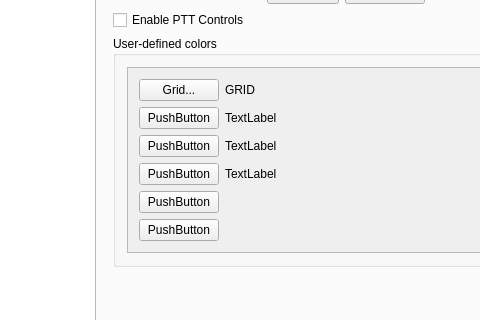
The window that wfmain.ui (adecarolis/wfweb) describes before a commit, drawn with Qt 5; both pictures show x 88 to 568 and y 165 to 485 of the 1032 by 569 pixel window.
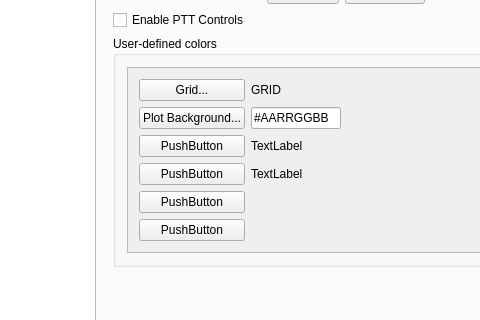
The same window after the commit. Custom widgets are drawn as their Qt base class.

Commit message: Added line input to color functions

What changed in the file:
```diff
--- a/wfmain.ui
+++ b/wfmain.ui
@@ -3135,13 +3135,6 @@
                        </property>
                       </widget>
                      </item>
-                     <item row="1" column="1">
-                      <widget class="QLabel" name="label_44">
-                       <property name="text">
-                        <string>TextLabel</string>
-                       </property>
-                      </widget>
-                     </item>
                      <item row="3" column="1">
                       <widget class="QLabel" name="label_46">
                        <property name="text">
@@ -3166,7 +3159,7 @@
                      <item row="1" column="0">
                       <widget class="QPushButton" name="pushButton_5">
                        <property name="text">
-                        <string>PushButton</string>
+                        <string>Plot Background...</string>
                        </property>
                       </widget>
                      </item>
@@ -3207,6 +3200,22 @@
                        </property>
                       </widget>
                      </item>
+                     <item row="1" column="1">
+                      <widget class="QLineEdit" name="colorLinePlotBackground">
+                       <property name="maximumSize">
+                        <size>
+                         <width>90</width>
+                         <height>16777215</height>
+                        </size>
+                       </property>
+                       <property name="text">
+                        <string>#AARRGGBB</string>
+                       </property>
+                      </widget>
+                     </item>
+                     <item row="1" column="2">
+                      <widget class="QLedLabel" name="colorSwatchPlotBackground" native="true"/>
+                     </item>
                     </layout>
                    </widget>
                   </widget>
```
Left out of the diff: 10 changed lines with no effect on the pictures. The commit also changes 3 other files.
